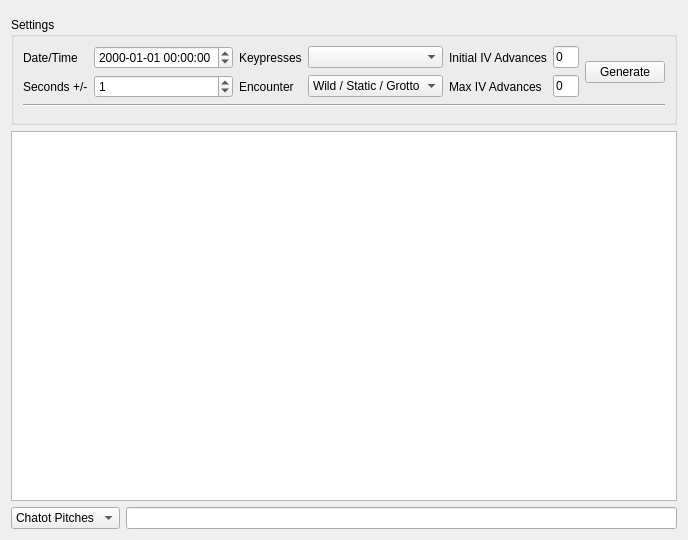
Above: Form/Gen5/Tools/AdjacentSeeds.ui from NickPlayeZ/PokeFinder before the change. Below: the same form after it.
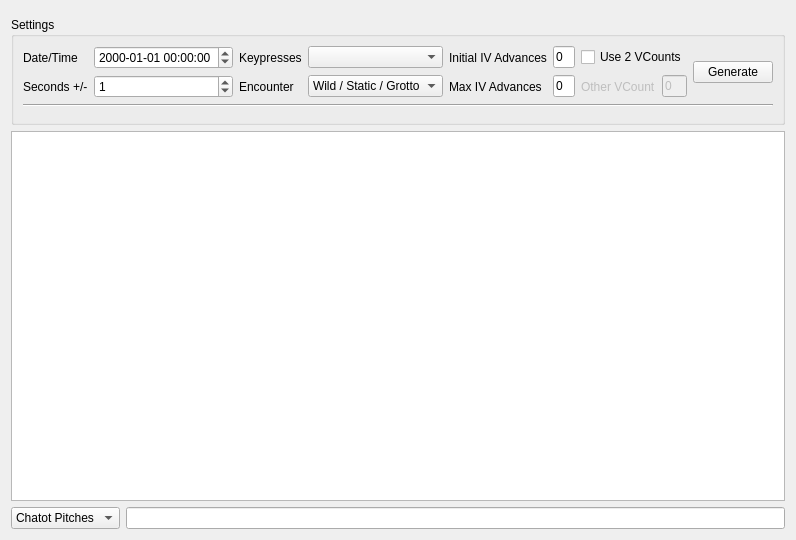
That is the form after the change. Custom widgets are drawn as their Qt base class.

Commit message: add "use 2 vcounts" checkbox and input field to adjacent seeds

```diff
--- a/Form/Gen5/Tools/AdjacentSeeds.ui
+++ b/Form/Gen5/Tools/AdjacentSeeds.ui
@@ -110,14 +110,41 @@
         </property>
        </widget>
       </item>
-      <item row="0" column="6" rowspan="2">
+      <item row="0" column="6" colspan="2">
+       <widget class="QCheckBox" name="checkBoxTwoVCounts">
+        <property name="text">
+         <string>Use 2 VCounts</string>
+        </property>
+       </widget>
+      </item>
+      <item row="1" column="6">
+       <widget class="QLabel" name="labelOtherVCount">
+        <property name="enabled">
+         <bool>false</bool>
+        </property>
+        <property name="text">
+         <string>Other VCount</string>
+        </property>
+       </widget>
+      </item>
+      <item row="1" column="7">
+       <widget class="TextBox" name="textBoxOtherVCount">
+        <property name="enabled">
+         <bool>false</bool>
+        </property>
+        <property name="text">
+         <string notr="true">0</string>
+        </property>
+       </widget>
+      </item>
+      <item row="0" column="8" rowspan="2">
        <widget class="QPushButton" name="pushButtonGenerate">
         <property name="text">
          <string>Generate</string>
         </property>
        </widget>
       </item>
-      <item row="2" column="0" colspan="7">
+      <item row="2" column="0" colspan="9">
        <widget class="Line" name="lineIVSeparator">
         <property name="orientation">
          <enum>Qt::Orientation::Horizontal</enum>
```
Left out of the diff: 4 changed lines with no effect on the pictures. The commit also changes 6 other files.
